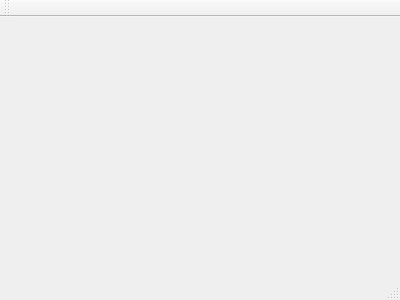
The window that chat-client/mainwindow.ui (qianfengchen/chat-system) describes before a commit, drawn with Qt 5.
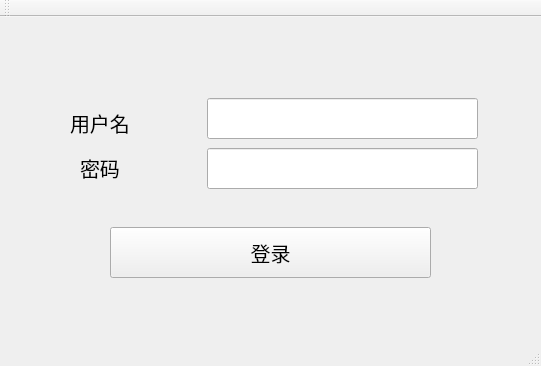
The same window after the commit.

Commit message: windows client connect success

Patch:
```diff
--- a/chat-client/mainwindow.ui
+++ b/chat-client/mainwindow.ui
@@ -1,24 +1,114 @@
 <ui version="4.0">
  <class>MainWindow</class>
- <widget class="QMainWindow" name="MainWindow" >
-  <property name="geometry" >
+ <widget class="QMainWindow" name="MainWindow">
+  <property name="geometry">
    <rect>
     <x>0</x>
     <y>0</y>
-    <width>400</width>
-    <height>300</height>
+    <width>541</width>
+    <height>366</height>
    </rect>
   </property>
   <property name="windowTitle" >
    <string>MainWindow</string>
   </property>
-  <widget class="QMenuBar" name="menuBar" />
-  <widget class="QToolBar" name="mainToolBar" />
-  <widget class="QWidget" name="centralWidget" />
-  <widget class="QStatusBar" name="statusBar" />
+  <widget class="QWidget" name="centralWidget">
+   <widget class="QPushButton" name="pushButtonLogin">
+    <property name="geometry">
+     <rect>
+      <x>110</x>
+      <y>210</y>
+      <width>321</width>
+      <height>51</height>
+     </rect>
+    </property>
+    <property name="font">
+     <font>
+      <pointsize>15</pointsize>
+     </font>
+    </property>
+    <property name="text">
+     <string>登录</string>
+    </property>
+   </widget>
+   <widget class="QLineEdit" name="lineEditUsername">
+    <property name="geometry">
+     <rect>
+      <x>207</x>
+      <y>81</y>
+      <width>271</width>
+      <height>41</height>
+     </rect>
+    </property>
+   </widget>
+   <widget class="QLineEdit" name="lineEditPasswd">
+    <property name="geometry">
+     <rect>
+      <x>207</x>
+      <y>131</y>
+      <width>271</width>
+      <height>41</height>
+     </rect>
+    </property>
+   </widget>
+   <widget class="QLabel" name="labelPasswd">
+    <property name="geometry">
+     <rect>
+      <x>80</x>
+      <y>130</y>
+      <width>131</width>
+      <height>41</height>
+     </rect>
+    </property>
+    <property name="font">
+     <font>
+      <pointsize>15</pointsize>
+     </font>
+    </property>
+    <property name="text">
+     <string>密码</string>
+    </property>
+   </widget>
+   <widget class="QLabel" name="labelUsername">
+    <property name="geometry">
+     <rect>
+      <x>70</x>
+      <y>90</y>
+      <width>121</width>
+      <height>31</height>
+     </rect>
+    </property>
+    <property name="font">
+     <font>
+      <pointsize>15</pointsize>
+     </font>
+    </property>
+    <property name="text">
+     <string>用户名</string>
+    </property>
+   </widget>
+  </widget>
+  <widget class="QMenuBar" name="menuBar">
+   <property name="geometry">
+    <rect>
+     <x>0</x>
+     <y>0</y>
+     <width>541</width>
+     <height>21</height>
+    </rect>
+   </property>
+  </widget>
+  <widget class="QToolBar" name="mainToolBar">
+   <attribute name="toolBarArea">
+    <enum>TopToolBarArea</enum>
+   </attribute>
+   <attribute name="toolBarBreak">
+    <bool>false</bool>
+   </attribute>
+  </widget>
+  <widget class="QStatusBar" name="statusBar"/>
  </widget>
- <layoutDefault spacing="6" margin="11" />
- <pixmapfunction></pixmapfunction>
+ <layoutdefault spacing="6" margin="11"/>
  <resources/>
  <connections/>
 </ui>
```
Left out of the diff: 3 changed lines with no effect on the pictures. The commit also changes 4 other files.
